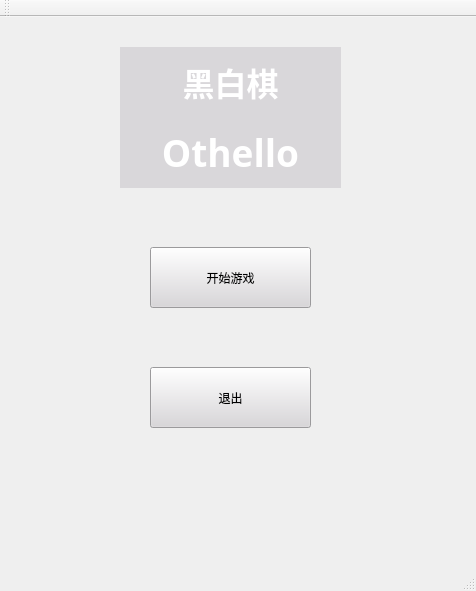
ZhangShuui/C-homework-QT-Othello, file mainwindow.ui: the form before one commit.
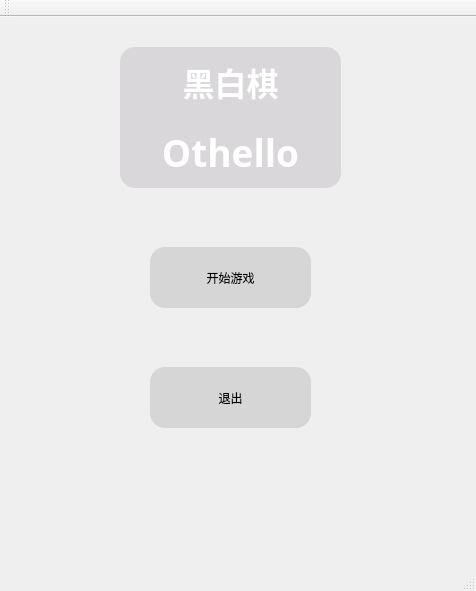
The form after the commit. Icons and pictures are not drawn.

Diff of the .ui file:
```diff
--- a/mainwindow.ui
+++ b/mainwindow.ui
@@ -38,7 +38,9 @@
     <property name="styleSheet">
      <string notr="true">QLabel{border-image:url(:/pic/back2.jpg)}
 QLabel{background-color:rgb(217, 215, 218)}
-QLabel{font: 18pt &quot;Bradley Hand ITC&quot;;font: 19pt &quot;幼圆&quot;;}</string>
+QLabel{font: 18pt &quot;Bradley Hand ITC&quot;;font: 19pt &quot;幼圆&quot;;}
+QLabel{border-top-left-radius:15px}
+QLabel{border-top-right-radius:15px}</string>
     </property>
     <property name="text">
      <string>&lt;html&gt;&lt;head/&gt;&lt;body&gt;&lt;p align=&quot;center&quot;&gt;&lt;span style=&quot; font-size:24pt; font-weight:600; color:#ffffff;&quot;&gt;黑白棋&lt;/span&gt;&lt;/p&gt;&lt;/body&gt;&lt;/html&gt;</string>
@@ -55,7 +57,9 @@
     </property>
     <property name="styleSheet">
      <string notr="true">QAbstractButton{background-color:rgb(217, 215, 218)}
-QAbstractButton{font: 19pt &quot;幼圆&quot;;}</string>
+QAbstractButton{font: 19pt &quot;幼圆&quot;;}
+QAbstractButton{border-radius:15px}
+QAbstractButton{background-color:rgb(214, 214, 214)}</string>
     </property>
     <property name="text">
      <string>开始游戏</string>
@@ -72,11 +76,16 @@
     </property>
     <property name="styleSheet">
      <string notr="true">QAbstractButton{background-color:rgb(217, 215, 218)}
-QAbstractButton{font: 19pt &quot;幼圆&quot;;}</string>
+QAbstractButton{font: 19pt &quot;幼圆&quot;;}
+QAbstractButton{border-radius:15px}
+QAbstractButton{background-color:rgb(214, 214, 214)}</string>
     </property>
     <property name="text">
      <string>退出</string>
     </property>
+    <property name="checkable">
+     <bool>false</bool>
+    </property>
    </widget>
    <widget class="QLabel" name="label_2">
     <property name="geometry">
@@ -99,7 +108,9 @@
     <property name="styleSheet">
      <string notr="true">QLabel{border-image:url(:/pic/back2.jpg)}
 QLabel{background-color:rgb(217, 215, 218)}
-QLabel{font: 20pt &quot;Bradley Hand ITC&quot;;}</string>
+QLabel{font: 20pt &quot;Bradley Hand ITC&quot;;}
+QLabel{border-bottom-left-radius:15px}
+QLabel{border-bottom-right-radius:15px}</string>
     </property>
     <property name="text">
      <string>&lt;html&gt;&lt;head/&gt;&lt;body&gt;&lt;p align=&quot;center&quot;&gt;&lt;span style=&quot; font-size:28pt; font-weight:600; color:#ffffff;&quot;&gt;Othello&lt;/span&gt;&lt;/p&gt;&lt;/body&gt;&lt;/html&gt;</string>
```
Left out of the diff: 2 changed lines with no effect on the pictures.
